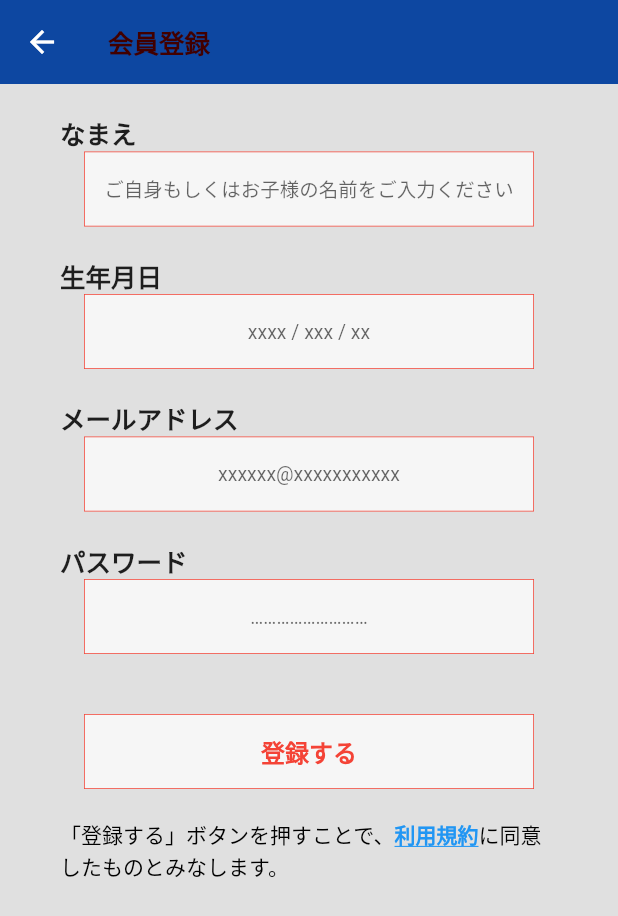
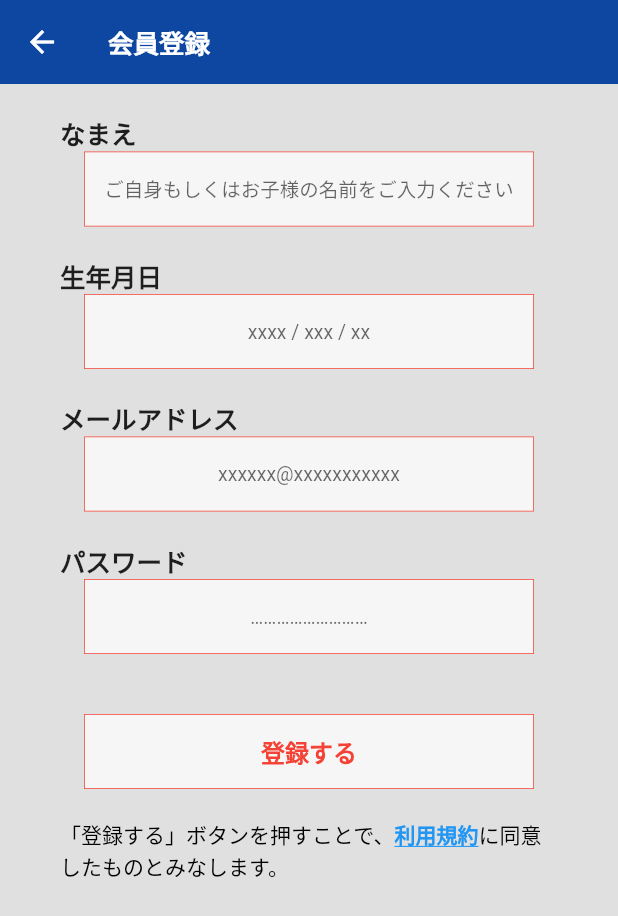
Before and after one commit to pj-picbook/picbook, a Flutter app: the SignUpPage screen opened directly, on a phone screen of 412 x 824 dp. Shown: the top 916 px of the screen. Run offline on Flutter 3.47's test engine with Material 2 defaults, Android fonts, the phone set to English and light mode, and no system bars; our stand-ins replace cloud_firestore, firebase_core, flutter_hooks, freezed_annotation, hooks_riverpod, webview_flutter; accounts and stored records are empty.

Commit message:
fix: 登録画面のAppBarを修正
・登録画面のAppBarのTextウィジェットの色がおかしかったので、TextStyleを使って設定することで修正。

```diff
--- a/lib/presentation/signup/signup_page.dart
+++ b/lib/presentation/signup/signup_page.dart
@@ -12,7 +12,7 @@ class SignUpPage extends StatelessWidget {
       appBar: AppBar(
         title: const Text(
           "会員登録",
-          style: TextStyle(fontSize: 17.0),
+          style: TextStyle(fontSize: 17.0, color: Colors.white),
         ),
         backgroundColor: Colors.blue[900],
       ),
```
